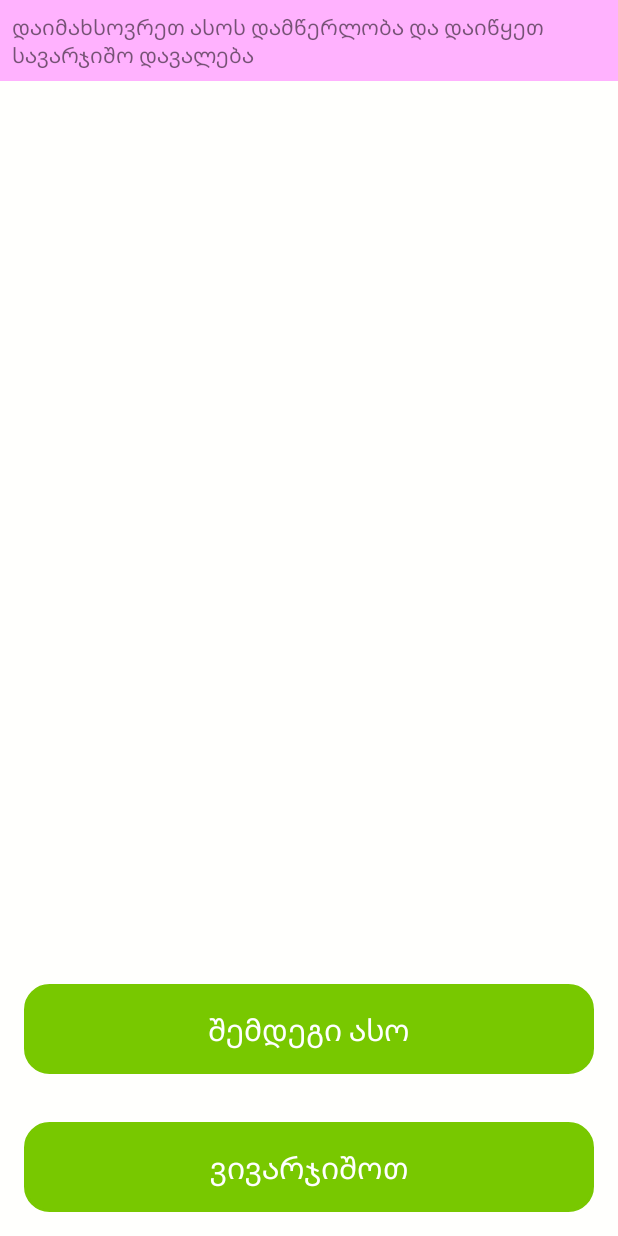
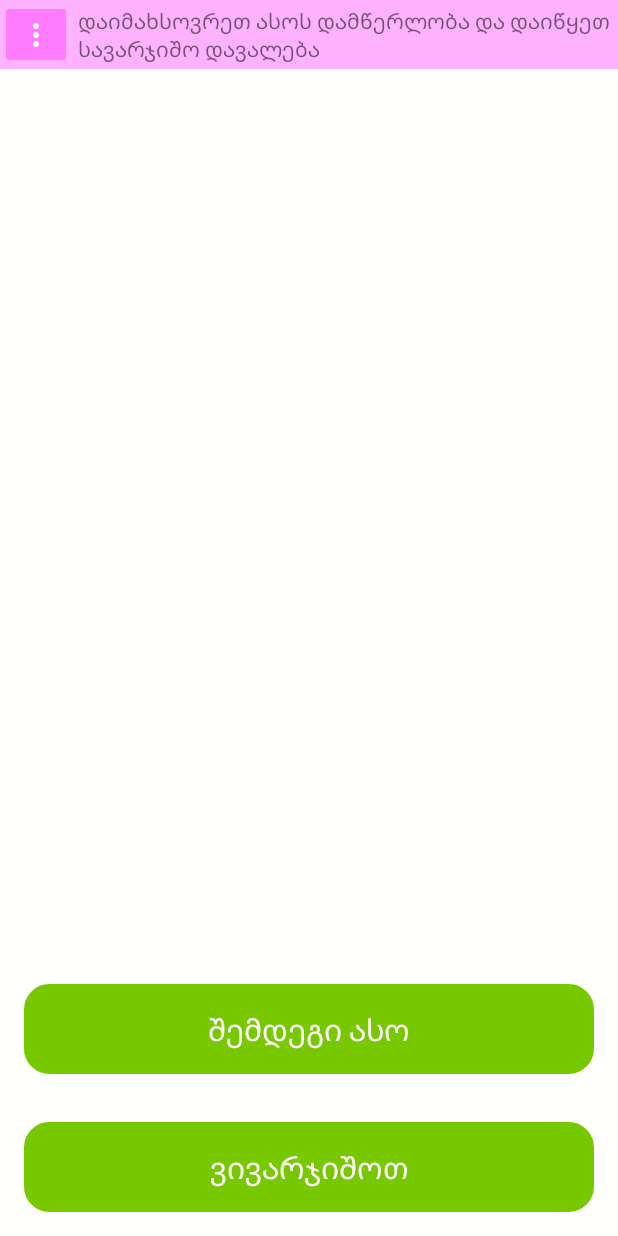
Before and after one commit to hubua/Beboena, an Android app: the layout fragment_home_letters.xml on its own in the app's theme, with its tools: preview values and no code run, on a phone screen of 412 x 824 dp. Run offline under Robolectric (Android 15) with nearby library versions, the phone set to English and light mode, and no system bars; network calls fail.

Commit message:
Add navigation menu button

```diff
--- /dev/null
+++ b/app/src/main/res/drawable/ic_more_vert_24px.xml
@@ -0,0 +1,9 @@
+<vector xmlns:android="http://schemas.android.com/apk/res/android"
+    android:width="24dp"
+    android:height="24dp"
+    android:viewportWidth="24"
+    android:viewportHeight="24">
+  <path
+      android:fillColor="#FFFFFFFF"
+      android:pathData="M12,8c1.1,0 2,-0.9 2,-2s-0.9,-2 -2,-2 -2,0.9 -2,2 0.9,2 2,2zM12,10c-1.1,0 -2,0.9 -2,2s0.9,2 2,2 2,-0.9 2,-2 -0.9,-2 -2,-2zM12,16c-1.1,0 -2,0.9 -2,2s0.9,2 2,2 2,-0.9 2,-2 -0.9,-2 -2,-2z"/>
+</vector>
--- a/app/src/main/res/layout/fragment_home_letters.xml
+++ b/app/src/main/res/layout/fragment_home_letters.xml
@@ -7,13 +7,27 @@
     android:orientation="vertical"
     tools:context=".ui.LettersHomeFragment">
 
-    <TextView
-        android:id="@+id/txt_letters_hint"
+    <LinearLayout
         android:layout_width="match_parent"
         android:layout_height="wrap_content"
-        android:background="@color/colorAccent"
-        android:padding="8dp"
-        android:text="@string/txt_letters_hint" />
+        android:orientation="horizontal"
+        android:background="@color/colorAccent">
+
+        <ImageButton
+            android:id="@+id/btn_menu"
+            android:layout_width="wrap_content"
+            android:layout_height="match_parent"
+            android:backgroundTint="@color/colorAccent"
+            android:src="@drawable/ic_more_vert_24px" />
+
+        <TextView
+            android:id="@+id/txt_letters_hint"
+            android:layout_width="wrap_content"
+            android:layout_height="wrap_content"
+            android:padding="4dp"
+            android:text="@string/txt_letters_hint" />
+
+    </LinearLayout>
 
     <com.hubua.beboena.ui.view.SlidingTabLayout
         android:id="@+id/sliding_tab_layout"
```
Also changed, not shown: app/src/main/java/com/hubua/beboena/ui/LettersHomeFragment.kt (+30 -3 lines), app/src/main/res/menu/nav_menu.xml (added, +16 -0 lines), 1 other file.
